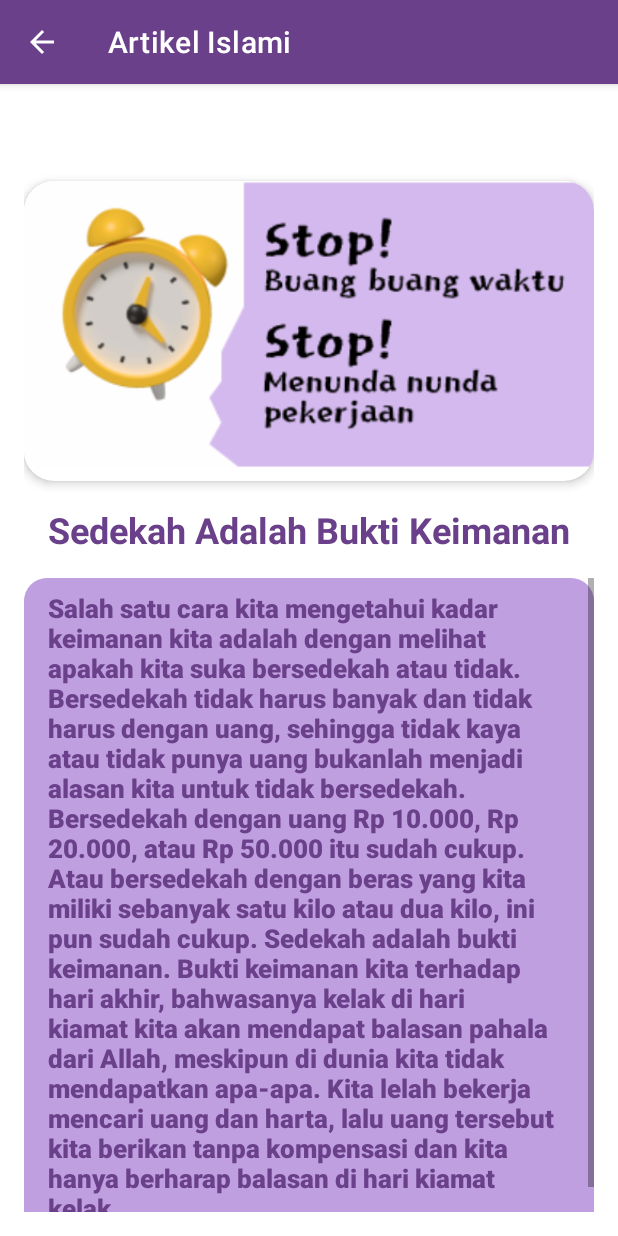
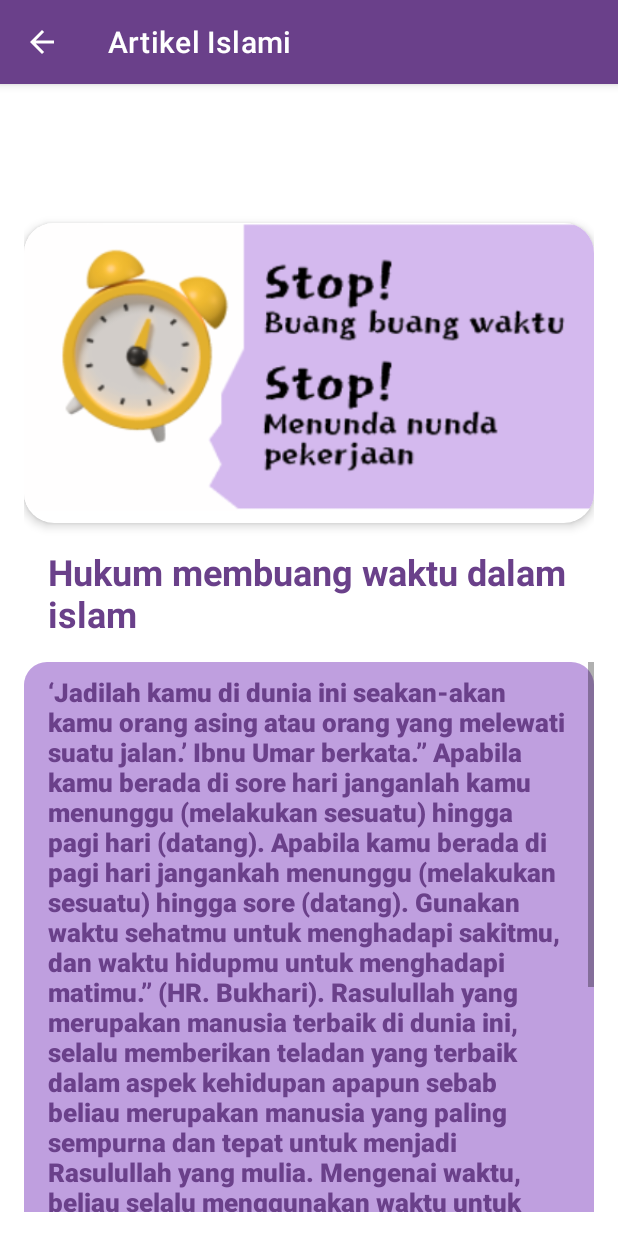
Before and after one commit to hanun99/DoadanDzikirApp, an Android app: the screen it shows after launch (DetailArtikelActivity), after a tap on "Image Poster Detail Artikel", on a phone screen of 412 x 824 dp. Run offline under Robolectric (Android 15) with nearby library versions, the phone set to English and light mode, and no system bars.

Commit message:
initial commit

```diff
--- a/app/src/main/res/layout/activity_dzikir_petang.xml
+++ b/app/src/main/res/layout/activity_dzikir_petang.xml
@@ -12,6 +12,6 @@
         android:layout_width="match_parent"
         android:layout_height="match_parent"
         android:background="@drawable/bg_rv_dzikir_petang"
-        android:padding="16dp"/>
+        android:padding="16dp" />
 
 </LinearLayout>
--- a/app/src/main/res/values/splash.xml
+++ b/app/src/main/res/values/splash.xml
@@ -11,5 +11,6 @@
         <item name="android:windowActionBar">false</item>
         <item name="android:statusBarColor">@color/blue</item>
 
+
     </style>
 </resources>
--- a/app/src/main/res/values/strings.xml
+++ b/app/src/main/res/values/strings.xml
@@ -34,7 +34,7 @@
     </string-array>
 
     <string-array name="arr_title_artikel">
-        <item>Sedekah Adalah Bukti Keimanan</item>
+        <item>Hukum membuang waktu dalam islam</item>
         <item>Artikel 2 Artikel Artikel Artikel Artikel Artikel</item>
         <item>Artikel 3 Artikel Artikel Artikel Artikel Artikel</item>
         <item>Artikel 4 Artikel Artikel Artikel Artikel Artikel</item>
@@ -45,7 +45,13 @@
     </string-array>
 
     <string-array name="arr_desc_artikel">
-        <item>Salah satu cara kita mengetahui kadar keimanan kita adalah dengan melihat apakah kita suka bersedekah atau tidak. Bersedekah tidak harus banyak dan tidak harus dengan uang, sehingga tidak kaya atau tidak punya uang bukanlah menjadi alasan kita untuk tidak bersedekah. Bersedekah dengan uang Rp 10.000, Rp 20.000, atau Rp 50.000 itu sudah cukup. Atau bersedekah dengan beras yang kita miliki sebanyak satu kilo atau dua kilo, ini pun sudah cukup. Sedekah adalah bukti keimanan. Bukti keimanan kita terhadap hari akhir, bahwasanya kelak di hari kiamat kita akan mendapat balasan pahala dari Allah, meskipun di dunia kita tidak mendapatkan apa-apa. Kita lelah bekerja mencari uang dan harta, lalu uang tersebut kita berikan tanpa kompensasi dan kita hanya berharap balasan di hari kiamat kelak.</item>
+        <item>‘Jadilah kamu di dunia ini seakan-akan kamu orang asing atau orang yang melewati suatu jalan.’ Ibnu Umar berkata.” Apabila kamu berada di sore hari janganlah kamu menunggu (melakukan sesuatu) hingga pagi hari (datang). Apabila kamu berada di pagi hari jangankah menunggu (melakukan sesuatu) hingga sore (datang). Gunakan waktu sehatmu untuk menghadapi sakitmu, dan waktu hidupmu untuk menghadapi matimu.” (HR. Bukhari).
+
+Rasulullah yang merupakan manusia terbaik di dunia ini, selalu memberikan teladan yang terbaik dalam aspek kehidupan apapun sebab beliau merupakan manusia yang paling sempurna dan tepat untuk menjadi Rasulullah yang mulia. Mengenai waktu, beliau selalu menggunakan waktu untuk hal hal yang bermanfaat dalam rangka ibadah dan memperbanyak amal kebaikan pada Allah serta berdakwah demi islam.
+
+Sebagai umatnya tentu kia juga wajib mencontohnya, lihatlah betapa ada banyak hal yang bisa kita lakukan di dunia ini dan di waktu yang sekarang, seperti membaca hal yang bermanfaat, belajar, membantu orang lain, memahami islam, dan sebagainya yang bermanfaat. Sungguh tak ada gunanya melewatkan waktu begitu saja tanpa melakukan segala sesuatu yang berguna.
+
+</item>
         <item>Lorem Ipsum is simply dummy text of the printing and typesetting industry. Lorem Ipsum has been the industry\'s standard dummy text ever since the 1500s, when an unknown printer took a galley of type and scrambled it to make a type specimen book. It has survived not only five centuries, but also the leap into electronic typesetting, remaining essentially unchanged. It was popularised in the 1960s with the release of Letraset sheets containing Lorem Ipsum passages, and more recently with desktop publishing software like Aldus PageMaker including versions of Lorem Ipsum.</item>
         <item>Lorem Ipsum is simply dummy text of the printing and typesetting industry. Lorem Ipsum has been the industry\'s standard dummy text ever since the 1500s, when an unknown printer took a galley of type and scrambled it to make a type specimen book. It has survived not only five centuries, but also the leap into electronic typesetting, remaining essentially unchanged. It was popularised in the 1960s with the release of Letraset sheets containing Lorem Ipsum passages, and more recently with desktop publishing software like Aldus PageMaker including versions of Lorem Ipsum.</item>
         <item>Lorem Ipsum is simply dummy text of the printing and typesetting industry. Lorem Ipsum has been the industry\'s standard dummy text ever since the 1500s, when an unknown printer took a galley of type and scrambled it to make a type specimen book. It has survived not only five centuries, but also the leap into electronic typesetting, remaining essentially unchanged. It was popularised in the 1960s with the release of Letraset sheets containing Lorem Ipsum passages, and more recently with desktop publishing software like Aldus PageMaker including versions of Lorem Ipsum.</item>
```
